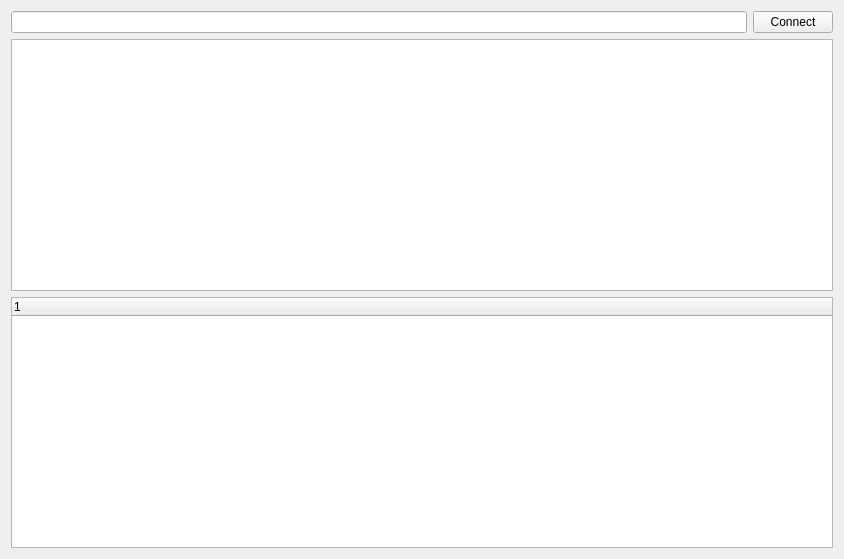
Qt form JsonParsingWidget/widget.ui (Jyeong2c/TeamProject) before a commit.
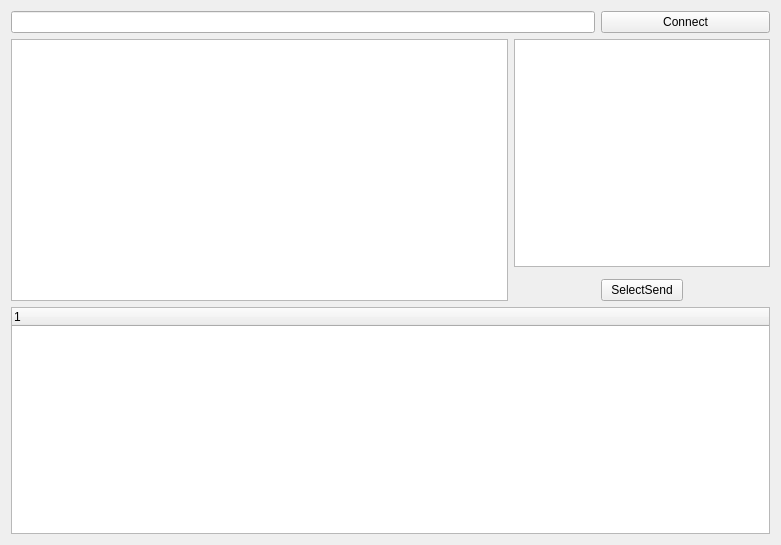
The same form after that commit.

The edit to the form file:
```diff
--- a/JsonParsingWidget/widget.ui
+++ b/JsonParsingWidget/widget.ui
@@ -6,28 +6,38 @@
    <rect>
     <x>0</x>
     <y>0</y>
-    <width>844</width>
-    <height>559</height>
+    <width>781</width>
+    <height>545</height>
    </rect>
   </property>
   <property name="windowTitle">
    <string>Widget</string>
   </property>
   <layout class="QGridLayout" name="gridLayout">
-   <item row="0" column="0">
+   <item row="3" column="2">
+    <widget class="QPushButton" name="SelectSend">
+     <property name="text">
+      <string>SelectSend</string>
+     </property>
+    </widget>
+   </item>
+   <item row="0" column="0" colspan="2">
     <widget class="QLineEdit" name="UrlLineEdit"/>
    </item>
-   <item row="0" column="1">
+   <item row="0" column="2" colspan="2">
     <widget class="QPushButton" name="connectButton">
      <property name="text">
       <string>Connect</string>
      </property>
     </widget>
    </item>
-   <item row="1" column="0" colspan="2">
+   <item row="1" column="0" rowspan="3">
     <widget class="QPlainTextEdit" name="urlAllData_2"/>
    </item>
-   <item row="2" column="0" colspan="2">
+   <item row="1" column="1" colspan="3">
+    <widget class="QTextBrowser" name="textBrowser"/>
+   </item>
+   <item row="4" column="0" colspan="4">
     <widget class="QTreeWidget" name="JsonPasingTable">
      <column>
       <property name="text">
```
